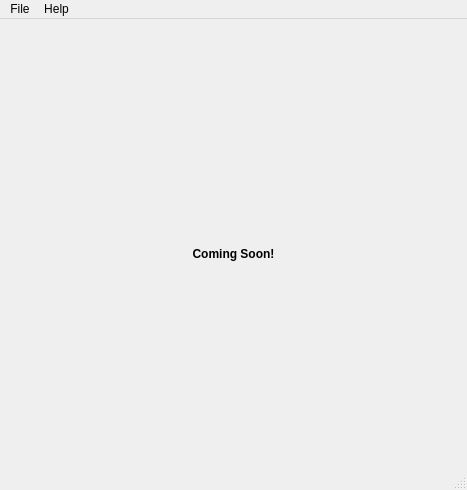
The window that ag/orbit/gui/qt/main.ui (AlphaGriffin/orbit-gui) describes before a commit, drawn with Qt 5.
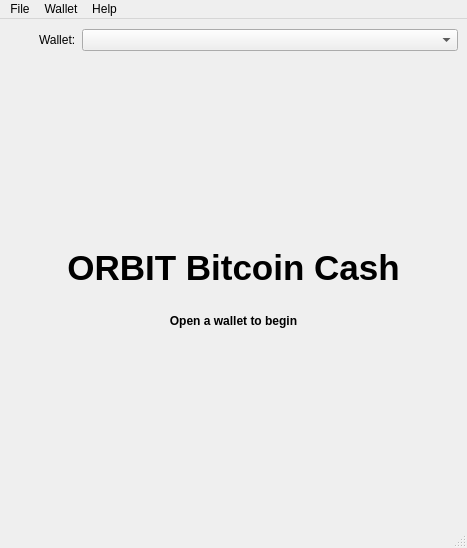
The same window after the commit. Icons and pictures are not drawn.

What changed in the file:
```diff
--- a/ag/orbit/gui/qt/main.ui
+++ b/ag/orbit/gui/qt/main.ui
@@ -7,7 +7,7 @@
     <x>0</x>
     <y>0</y>
     <width>467</width>
-    <height>490</height>
+    <height>548</height>
    </rect>
   </property>
   <property name="windowTitle">
@@ -20,6 +20,61 @@
   <widget class="QWidget" name="centralwidget">
    <layout class="QVBoxLayout" name="verticalLayout">
     <item>
+     <layout class="QHBoxLayout" name="horizontalLayout">
+      <item>
+       <widget class="QLabel" name="label_5">
+        <property name="sizePolicy">
+         <sizepolicy hsizetype="Fixed" vsizetype="Fixed">
+          <horstretch>0</horstretch>
+          <verstretch>0</verstretch>
+         </sizepolicy>
+        </property>
+        <property name="minimumSize">
+         <size>
+          <width>24</width>
+          <height>24</height>
+         </size>
+        </property>
+        <property name="maximumSize">
+         <size>
+          <width>24</width>
+          <height>24</height>
+         </size>
+        </property>
+        <property name="text">
+         <string/>
+        </property>
+        <property name="pixmap">
+         <pixmap resource="icons.qrc">:/icons/logo.png</pixmap>
+        </property>
+        <property name="scaledContents">
+         <bool>true</bool>
+        </property>
+       </widget>
+      </item>
+      <item>
+       <widget class="QLabel" name="label_3">
+        <property name="text">
+         <string>Wallet:</string>
+        </property>
+       </widget>
+      </item>
+      <item>
+       <widget class="QComboBox" name="wallets">
+        <property name="sizePolicy">
+         <sizepolicy hsizetype="Expanding" vsizetype="Fixed">
+          <horstretch>0</horstretch>
+          <verstretch>0</verstretch>
+         </sizepolicy>
+        </property>
+       </widget>
+      </item>
+     </layout>
+    </item>
+    <item>
+     <widget class="QWidget" name="splash" native="true">
+      <layout class="QVBoxLayout" name="verticalLayout_2">
+       <item>
      <spacer name="verticalSpacer">
       <property name="orientation">
        <enum>Qt::Vertical</enum>
@@ -32,6 +87,23 @@
       </property>
      </spacer>
     </item>
+       <item>
+        <widget class="QLabel" name="label_4">
+         <property name="font">
+          <font>
+           <pointsize>26</pointsize>
+           <weight>75</weight>
+           <bold>true</bold>
+          </font>
+         </property>
+         <property name="text">
+          <string>ORBIT Bitcoin Cash</string>
+         </property>
+         <property name="alignment">
+          <set>Qt::AlignCenter</set>
+         </property>
+        </widget>
+       </item>
     <item>
      <widget class="QLabel" name="label_2">
       <property name="text">
@@ -54,7 +126,7 @@
        </font>
       </property>
       <property name="text">
-       <string>Coming Soon!</string>
+          <string>Open a wallet to begin</string>
       </property>
       <property name="alignment">
        <set>Qt::AlignCenter</set>
@@ -76,6 +148,9 @@
     </item>
    </layout>
   </widget>
+    </item>
+   </layout>
+  </widget>
   <widget class="QMenuBar" name="menu">
    <property name="geometry">
     <rect>
@@ -97,7 +172,23 @@
     </property>
     <addaction name="actionAbout"/>
    </widget>
+   <widget class="QMenu" name="menuWallet">
+    <property name="title">
+     <string>Wallet</string>
+    </property>
+    <addaction name="actionNew"/>
+    <addaction name="actionImport"/>
+    <addaction name="separator"/>
+    <addaction name="actionRename"/>
+    <addaction name="actionSet_Password"/>
+    <addaction name="actionClose"/>
+    <addaction name="separator"/>
+    <addaction name="actionShow_Key"/>
+    <addaction name="separator"/>
+    <addaction name="actionRemove"/>
+   </widget>
    <addaction name="menuFile"/>
+   <addaction name="menuWallet"/>
    <addaction name="menuHelp"/>
   </widget>
   <widget class="QStatusBar" name="status"/>
```
Left out of the diff: 35 changed lines with no effect on the pictures. Lines whose indentation alone changed are shown as unchanged.
